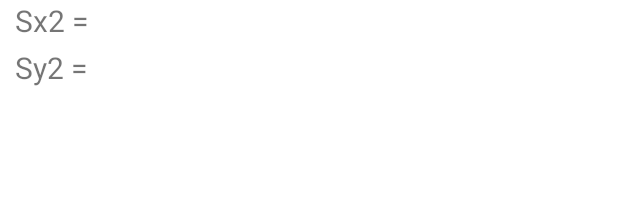
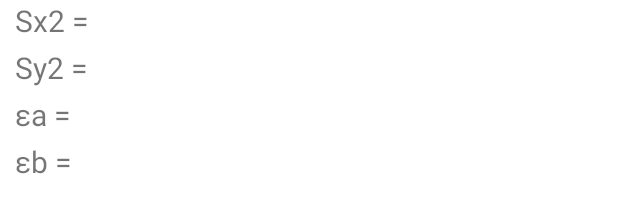
Before and after one commit to ShuhMen/GraphMath, an Android app: the layout results.xml on its own in the app's theme, with its tools: preview values and no code run, on a phone screen of 412 x 824 dp. Shown: the part 309-522 px from the top of the screen. Run offline under Robolectric (Android 15) with nearby library versions, the phone set to English and light mode, and no system bars.

Commit message:
Добавлена относительная погрешность, обновлены библиотеки

```diff
--- a/app/src/main/res/layout-night/results.xml
+++ b/app/src/main/res/layout-night/results.xml
@@ -177,7 +177,7 @@
 
     <LinearLayout
         android:layout_width="match_parent"
-        android:layout_height="match_parent"
+        android:layout_height="wrap_content"
         android:orientation="horizontal"
         android:paddingStart="10dp"
         android:paddingTop="2dp"
@@ -201,4 +201,56 @@
             android:textSize="20sp" />
     </LinearLayout>
 
+    <LinearLayout
+        android:layout_width="match_parent"
+        android:layout_height="wrap_content"
+        android:orientation="horizontal"
+        android:paddingStart="10dp"
+        android:paddingTop="2dp"
+        android:paddingEnd="10dp"
+        android:paddingBottom="2dp">
+
+        <TextView
+            android:id="@+id/textView18"
+            android:layout_width="wrap_content"
+            android:layout_height="wrap_content"
+            android:text="@string/Epsilon_a"
+            android:textSize="20sp" />
+
+        <TextView
+            android:id="@+id/textView19"
+            android:layout_width="0dp"
+            android:layout_height="wrap_content"
+            android:layout_weight="1"
+            android:paddingStart="5dp"
+            android:paddingEnd="5dp"
+            android:textSize="20sp"/>
+    </LinearLayout>
+
+    <LinearLayout
+        android:layout_width="match_parent"
+        android:layout_height="wrap_content"
+        android:orientation="horizontal"
+        android:paddingStart="10dp"
+        android:paddingTop="2dp"
+        android:paddingEnd="10dp"
+        android:paddingBottom="2dp">
+
+        <TextView
+            android:id="@+id/textView20"
+            android:layout_width="wrap_content"
+            android:layout_height="wrap_content"
+            android:text="@string/Epsilon_b"
+            android:textSize="20sp" />
+
+        <TextView
+            android:id="@+id/textView21"
+            android:layout_width="0dp"
+            android:layout_height="wrap_content"
+            android:layout_weight="1"
+            android:paddingStart="5dp"
+            android:paddingEnd="5dp"
+            android:textSize="20sp"/>
+    </LinearLayout>
+
 </LinearLayout>
--- a/app/src/main/res/layout/item_of_list.xml
+++ b/app/src/main/res/layout/item_of_list.xml
@@ -23,7 +23,7 @@
             android:layout_height="wrap_content"
             android:layout_weight="2"
             android:gravity="center_horizontal"
-            android:textSize="24sp" />
+            android:textSize="28sp" />
 
         <TextView
             android:id="@+id/val_y_text"
@@ -31,7 +31,7 @@
             android:layout_height="wrap_content"
             android:layout_weight="2"
             android:gravity="center_horizontal"
-            android:textSize="24sp" />
+            android:textSize="28sp" />
 
     </LinearLayout>
 
--- a/app/src/main/res/layout/results.xml
+++ b/app/src/main/res/layout/results.xml
@@ -177,7 +177,7 @@
 
     <LinearLayout
         android:layout_width="match_parent"
-        android:layout_height="match_parent"
+        android:layout_height="wrap_content"
         android:orientation="horizontal"
         android:paddingStart="10dp"
         android:paddingTop="2dp"
@@ -201,4 +201,57 @@
             android:textSize="20sp" />
     </LinearLayout>
 
+    <LinearLayout
+        android:layout_width="match_parent"
+        android:layout_height="wrap_content"
+        android:orientation="horizontal"
+        android:paddingStart="10dp"
+        android:paddingTop="2dp"
+        android:paddingEnd="10dp"
+        android:paddingBottom="2dp">
+
+        <TextView
+            android:id="@+id/textView18"
+            android:layout_width="wrap_content"
+            android:layout_height="wrap_content"
+            android:text="@string/Epsilon_a"
+            android:textSize="20sp" />
+
+        <TextView
+            android:id="@+id/textView19"
+            android:layout_width="0dp"
+            android:layout_height="wrap_content"
+            android:layout_weight="1"
+            android:paddingStart="5dp"
+            android:paddingEnd="5dp"
+            android:textSize="20sp" />
+
+    </LinearLayout>
+
+    <LinearLayout
+        android:layout_width="match_parent"
+        android:layout_height="wrap_content"
+        android:orientation="horizontal"
+        android:paddingStart="10dp"
+        android:paddingTop="2dp"
+        android:paddingEnd="10dp"
+        android:paddingBottom="2dp">
+
+        <TextView
+            android:id="@+id/textView20"
+            android:layout_width="wrap_content"
+            android:layout_height="wrap_content"
+            android:text="@string/Epsilon_b"
+            android:textSize="20sp" />
+
+        <TextView
+            android:id="@+id/textView21"
+            android:layout_width="0dp"
+            android:layout_height="wrap_content"
+            android:layout_weight="1"
+            android:paddingStart="5dp"
+            android:paddingEnd="5dp"
+            android:textSize="20sp" />
+    </LinearLayout>
+
 </LinearLayout>
--- a/app/src/main/res/menu/app_bar_menu.xml
+++ b/app/src/main/res/menu/app_bar_menu.xml
@@ -4,9 +4,10 @@
 
     <item
         android:id="@+id/settings"
+        android:icon="@drawable/ic_settings"
         android:orderInCategory="100"
         android:title="@string/day"
-        android:icon="@drawable/ic_settings"
+        android:visible="false"
         app:showAsAction="ifRoom" />
 
 </menu>
--- a/app/src/main/res/values/strings.xml
+++ b/app/src/main/res/values/strings.xml
@@ -24,4 +24,6 @@
     <string name="hello_blank_fragment">Hello blank fragment</string>
     <string name="dummy_button">Dummy Button</string>
     <string name="dummy_content">DUMMY\nCONTENT</string>
+    <string name="Epsilon_a">εa = </string>
+    <string name="Epsilon_b">εb = </string>
 </resources>
--- a/build.gradle
+++ b/build.gradle
@@ -5,7 +5,7 @@ buildscript {
         mavenCentral()
     }
     dependencies {
-        classpath 'com.android.tools.build:gradle:7.0.3'
+        classpath 'com.android.tools.build:gradle:7.1.2'
         classpath 'org.jetbrains.kotlin:kotlin-gradle-plugin:1.6.0'
 
         // NOTE: Do not place your application dependencies here; they belong
```
Also changed, not shown: app/build.gradle (+12 -12 lines), app/src/main/java/com/maximshuhman/LSM/MainActivity.kt (+7 -2 lines), app/src/main/java/com/maximshuhman/LSM/ResDialog.kt (+18 -8 lines), gradle/wrapper/gradle-wrapper.properties, 1 other file.
